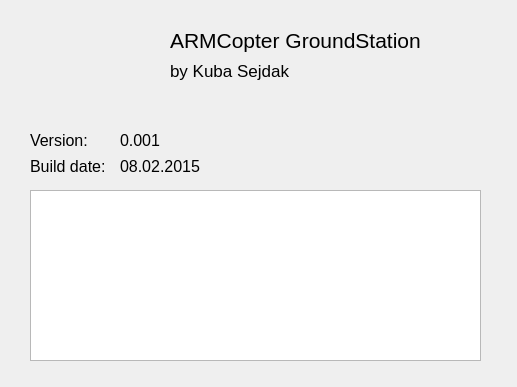
Above: GroundStation/src/Misc/AboutDialog.ui from TxBlackWolf/quadcopter before the change. Below: the same form after it.
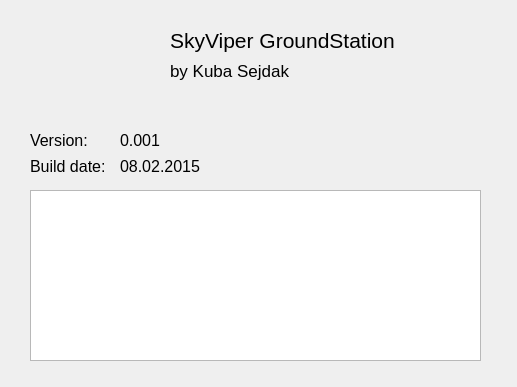
That is the form after the change. Icons and pictures are not drawn.

Commit message: Added geolocation widget.

```diff
--- a/GroundStation/src/Misc/AboutDialog.ui
+++ b/GroundStation/src/Misc/AboutDialog.ui
@@ -49,7 +49,7 @@
     <rect>
      <x>170</x>
      <y>20</y>
-     <width>251</width>
+     <width>261</width>
      <height>41</height>
     </rect>
    </property>
@@ -59,7 +59,7 @@
     </font>
    </property>
    <property name="text">
-    <string>ARMCopter GroundStation</string>
+    <string>SkyViper GroundStation</string>
    </property>
   </widget>
   <widget class="QLabel" name="labelAuthor">
```
The commit also changes 6 other files.
